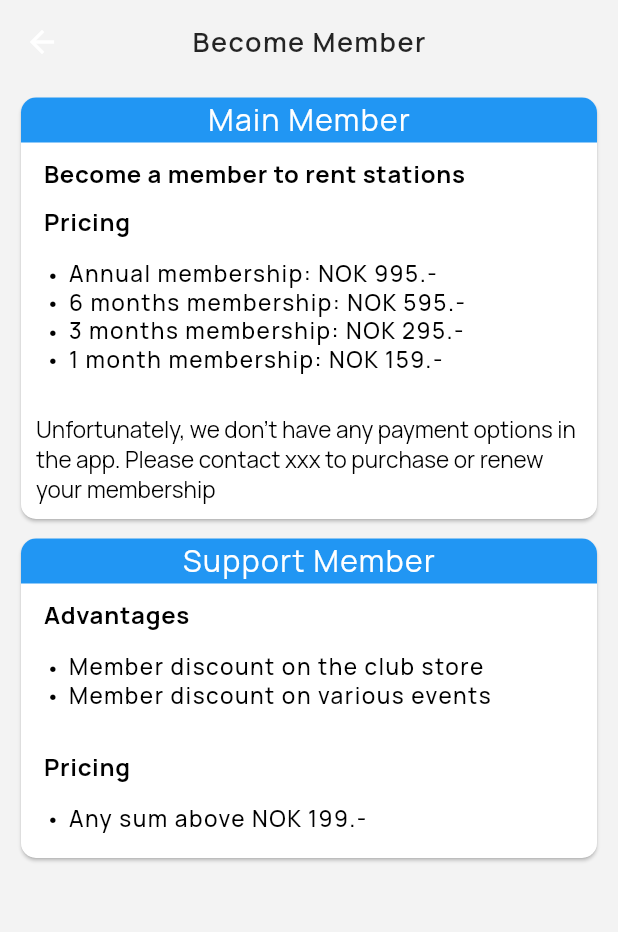
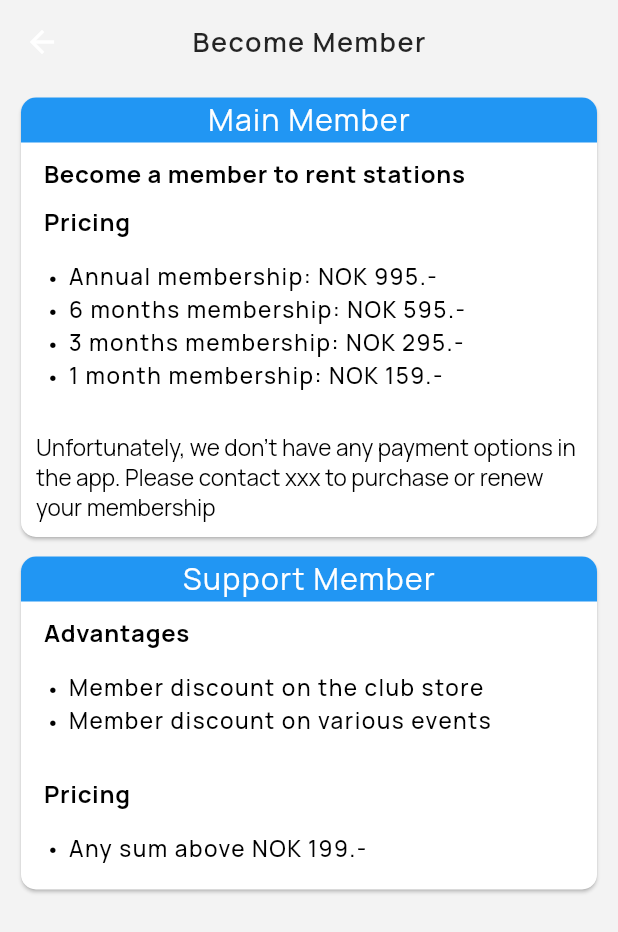
Before and after one commit to mathiasovreseth/stryn-esport, a Flutter app: the BecomeMemberPage screen opened directly, on a phone screen of 412 x 824 dp. Shown: the top 932 px of the screen. Run offline on Flutter 3.47's test engine with Material 2 defaults, Android fonts, the phone set to English and light mode, and no system bars; our stand-ins replace bloc, cached_network_image, cloud_firestore, equatable, firebase_auth, firebase_core and 6 more; missing offline and left inert: flow_builder; accounts and stored records are empty.

```diff
--- a/lib/widgets/custom_bullet_list.dart
+++ b/lib/widgets/custom_bullet_list.dart
@@ -20,7 +20,7 @@ class BulletList extends StatelessWidget {
                 '\u2022',
                 style: TextStyle(
                   fontSize: 16,
-                  height: 1.2,
+                  height: 1.4,
                   color: Colors.black,
                 ),
               ),
@@ -37,7 +37,7 @@ class BulletList extends StatelessWidget {
                     fontWeight: FontWeight.w500,
                     color: Colors.black,
                     letterSpacing: 1,
-                    height: 1.2,
+                    height: 1.4,
                   ),
                 ),
               ),
```
Also changed, not shown: lib/pages/profilePage/profile_page.dart (+9 -8 lines).
